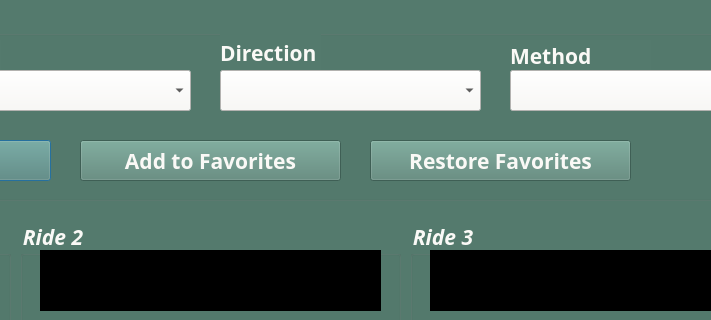
arbowl/mbta-stop-tracker, file mbta_tracker.ui: the form before one commit; both pictures show x 400 to 1111 and y 110 to 430 of the 1217 by 529 pixel window.
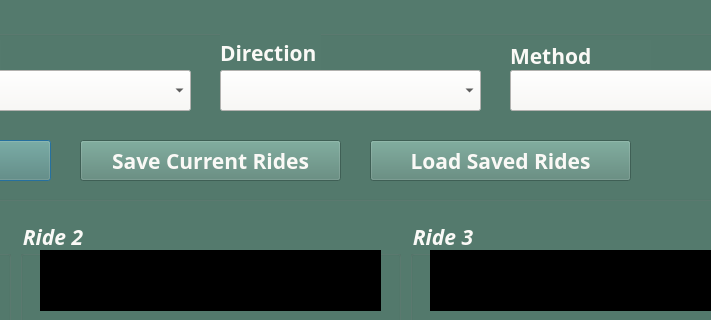
The form after the commit.

Commit message: Add save/restore button

```diff
--- a/mbta_tracker.ui
+++ b/mbta_tracker.ui
@@ -515,7 +515,7 @@
      <string>background-color: #588577;</string>
     </property>
     <property name="text">
-     <string>Add to Favorites</string>
+     <string>Save Current Rides</string>
     </property>
    </widget>
    <widget class="QPushButton" name="restore_button">
@@ -539,7 +539,7 @@
      <string notr="true">background-color: #588577;</string>
     </property>
     <property name="text">
-     <string>Restore Favorites</string>
+     <string>Load Saved Rides</string>
     </property>
     <property name="flat">
      <bool>false</bool>
```
The commit also changes 3 other files.
